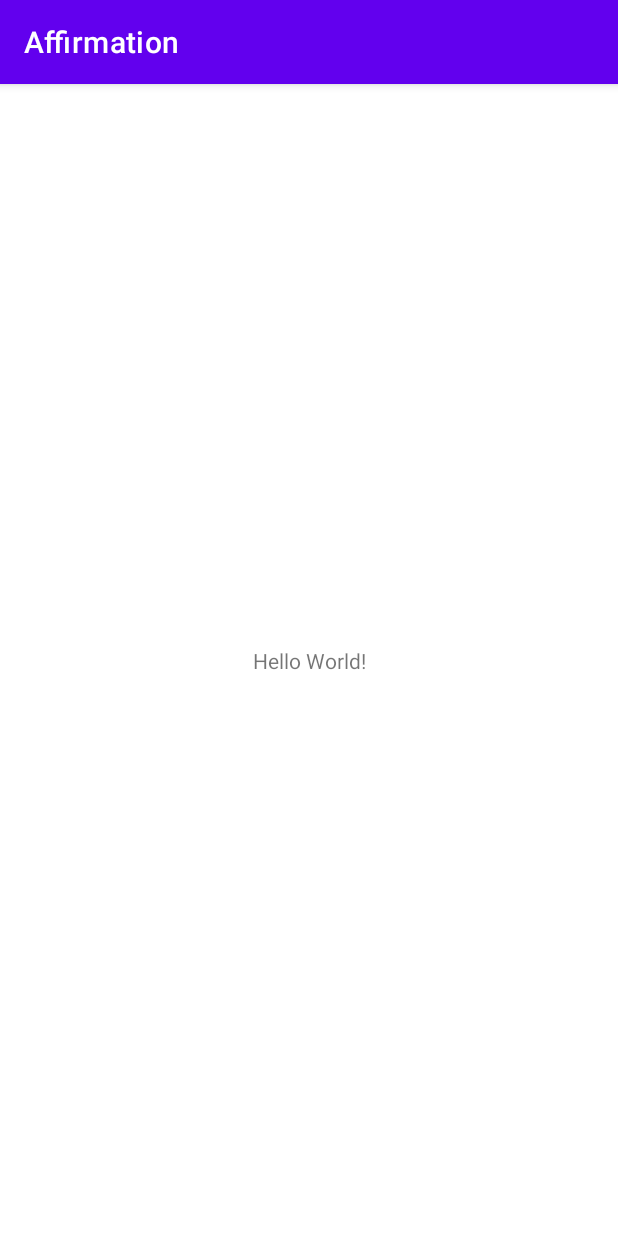
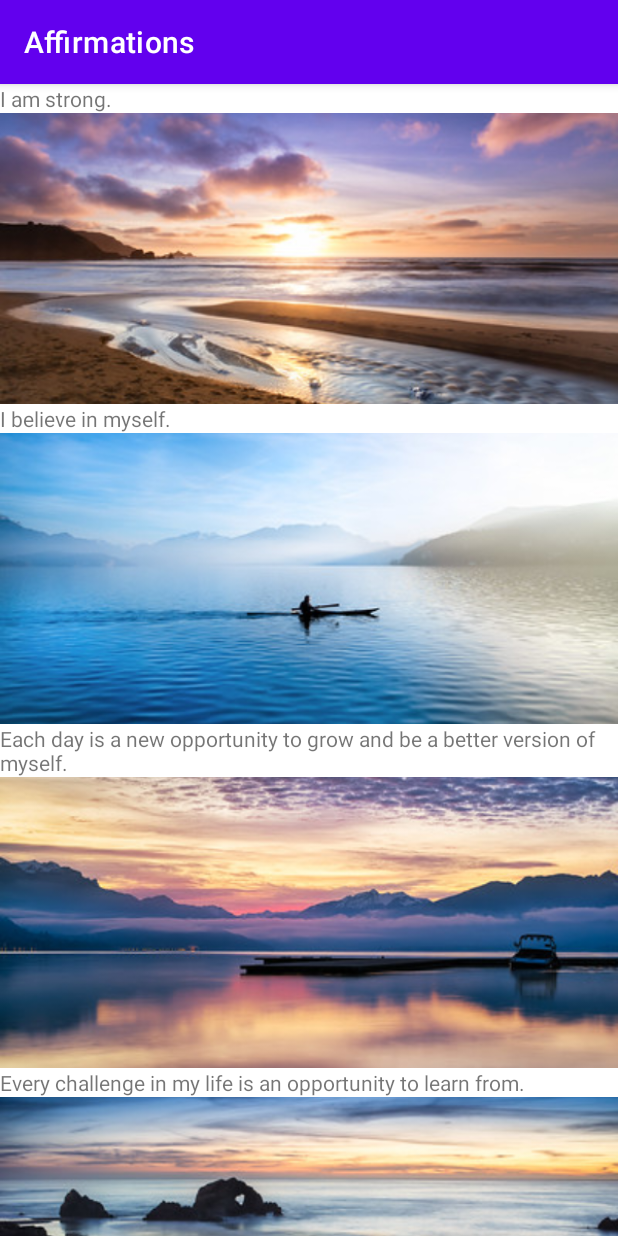
Before and after one commit to AbdoulayeSedego/Affirmation, an Android app: the screen it shows after launch (MainActivity), on a phone screen of 412 x 824 dp. Run offline under Robolectric (Android 15) with nearby library versions, the phone set to English and light mode, and no system bars.

Commit message:
add RecyclerView, Adapter, ImageView

```diff
--- a/app/src/main/java/com/example/affirmation/MainActivity.kt
+++ b/app/src/main/java/com/example/affirmation/MainActivity.kt
@@ -2,10 +2,21 @@ package com.example.affirmation
 
 import androidx.appcompat.app.AppCompatActivity
 import android.os.Bundle
+import android.widget.TextView
+import androidx.recyclerview.widget.RecyclerView
+import com.example.affirmation.adapter.ItemAdapter
+import com.example.affirmation.data.Datasource
 
 class MainActivity : AppCompatActivity() {
     override fun onCreate(savedInstanceState: Bundle?) {
         super.onCreate(savedInstanceState)
         setContentView(R.layout.activity_main)
+
+        val myDataset = Datasource().loadAffirmations()
+        val recyclerView = findViewById<RecyclerView>(R.id.recycler_view)
+
+        recyclerView.adapter = ItemAdapter(this, myDataset)
+        recyclerView.setHasFixedSize(true)
+
     }
 }
--- /dev/null
+++ b/app/src/main/java/com/example/affirmation/adapter/ItemAdapter.kt
@@ -0,0 +1,35 @@
+package com.example.affirmation.adapter
+
+import android.content.Context
+import android.view.LayoutInflater
+import android.view.View
+import android.view.ViewGroup
+import android.widget.ImageView
+import android.widget.TextView
+import androidx.recyclerview.widget.RecyclerView
+import com.example.affirmation.R
+import com.example.affirmation.model.Affirmation
+
+class ItemAdapter (private val context: Context, private val dataset: List<Affirmation>)
+    : RecyclerView.Adapter<ItemAdapter.ItemViewHolder>() {
+
+    class ItemViewHolder(private val view: View) : RecyclerView.ViewHolder(view) {
+        val textView: TextView = view.findViewById(R.id.item_tittle)
+        val imageView: ImageView = view.findViewById(R.id.item_image)
+    }
+
+    override fun onCreateViewHolder(parent: ViewGroup, viewType: Int): ItemViewHolder {
+        val adapterLayout = LayoutInflater.from(parent.context)
+            .inflate(R.layout.list_item, parent, false)
+
+        return ItemViewHolder(adapterLayout)
+    }
+
+    override fun onBindViewHolder(holder: ItemViewHolder, position: Int) {
+        val item = dataset[position]
+        holder.textView.text = context.resources.getString(item.stringResourceId)
+        holder.imageView.setImageResource(item.imageResourceId)
+    }
+
+    override fun getItemCount() = dataset.size
+}
--- /dev/null
+++ b/app/src/main/java/com/example/affirmation/data/Datasource.kt
@@ -0,0 +1,20 @@
+package com.example.affirmation.data
+
+import com.example.affirmation.R
+import com.example.affirmation.model.Affirmation
+
+class Datasource {
+    fun loadAffirmations(): List<Affirmation> {
+        return listOf<Affirmation>(Affirmation(R.string.affirmation1, R.drawable.image1),
+                                   Affirmation(R.string.affirmation2, R.drawable.image2),
+                                   Affirmation(R.string.affirmation3, R.drawable.image3),
+                                   Affirmation(R.string.affirmation4, R.drawable.image4),
+                                   Affirmation(R.string.affirmation5, R.drawable.image5),
+                                   Affirmation(R.string.affirmation6, R.drawable.image6),
+                                   Affirmation(R.string.affirmation7, R.drawable.image7),
+                                   Affirmation(R.string.affirmation8, R.drawable.image8),
+                                   Affirmation(R.string.affirmation9, R.drawable.image9),
+                                   Affirmation(R.string.affirmation10, R.drawable.image10),
+        )
+    }
+}
--- /dev/null
+++ b/app/src/main/java/com/example/affirmation/model/Affirmation.kt
@@ -0,0 +1,8 @@
+package com.example.affirmation.model
+
+import androidx.annotation.DrawableRes
+import androidx.annotation.StringRes
+
+data class Affirmation(@StringRes val stringResourceId: Int,
+                       @DrawableRes val imageResourceId: Int) {
+}
--- a/app/src/main/res/layout/activity_main.xml
+++ b/app/src/main/res/layout/activity_main.xml
@@ -1,18 +1,16 @@
 <?xml version="1.0" encoding="utf-8"?>
-<androidx.constraintlayout.widget.ConstraintLayout xmlns:android="http://schemas.android.com/apk/res/android"
+<FrameLayout xmlns:android="http://schemas.android.com/apk/res/android"
     xmlns:app="http://schemas.android.com/apk/res-auto"
     xmlns:tools="http://schemas.android.com/tools"
     android:layout_width="match_parent"
     android:layout_height="match_parent"
     tools:context=".MainActivity">
 
-    <TextView
-        android:layout_width="wrap_content"
-        android:layout_height="wrap_content"
-        android:text="Hello World!"
-        app:layout_constraintBottom_toBottomOf="parent"
-        app:layout_constraintLeft_toLeftOf="parent"
-        app:layout_constraintRight_toRightOf="parent"
-        app:layout_constraintTop_toTopOf="parent" />
 
-</androidx.constraintlayout.widget.ConstraintLayout>
+    <androidx.recyclerview.widget.RecyclerView
+        android:id="@+id/recycler_view"
+        android:layout_width="match_parent"
+        android:layout_height="match_parent"
+        app:layoutManager="LinearLayoutManager"
+        android:scrollbars="vertical"/>
+</FrameLayout>
--- /dev/null
+++ b/app/src/main/res/layout/list_item.xml
@@ -0,0 +1,20 @@
+<?xml version="1.0" encoding="utf-8"?>
+<LinearLayout xmlns:android="http://schemas.android.com/apk/res/android"
+    android:layout_width="match_parent"
+    android:layout_height="wrap_content"
+    android:orientation="vertical">
+
+    <TextView
+        android:id="@+id/item_tittle"
+        android:layout_width="wrap_content"
+        android:layout_height="wrap_content" />
+
+    <ImageView
+        android:id="@+id/item_image"
+        android:layout_width="match_parent"
+        android:layout_height="194dp"
+        android:importantForAccessibility="no"
+        android:scaleType="centerCrop" />
+
+
+</LinearLayout>
--- a/app/src/main/res/values/strings.xml
+++ b/app/src/main/res/values/strings.xml
@@ -1,3 +1,13 @@
 <resources>
-    <string name="app_name">Affirmation</string>
+    <string name="app_name">Affirmations</string>
+    <string name="affirmation1">I am strong.</string>
+    <string name="affirmation2">I believe in myself.</string>
+    <string name="affirmation3">Each day is a new opportunity to grow and be a better version of myself.</string>
+    <string name="affirmation4">Every challenge in my life is an opportunity to learn from.</string>
+    <string name="affirmation5">I have so much to be grateful for.</string>
+    <string name="affirmation6">Good things are always coming into my life.</string>
+    <string name="affirmation7">New opportunities await me at every turn.</string>
+    <string name="affirmation8">I have the courage to follow my heart.</string>
+    <string name="affirmation9">Things will unfold at precisely the right time.</string>
+    <string name="affirmation10">I will be present in all the moments that this day brings.</string>
 </resources>
```
Also changed, not shown: app/src/main/res/drawable/image1.jpg (added), app/src/main/res/drawable/image10.jpg (added), app/src/main/res/drawable/image2.jpg (added), app/src/main/res/drawable/image3.jpg (added), app/src/main/res/drawable/image4.jpg (added), app/src/main/res/drawable/image5.jpg (added), app/src/main/res/drawable/image6.jpg (added), app/src/main/res/drawable/image7.jpg (added), app/src/main/res/drawable/image8.jpg (added), app/src/main/res/drawable/image9.jpg (added).
